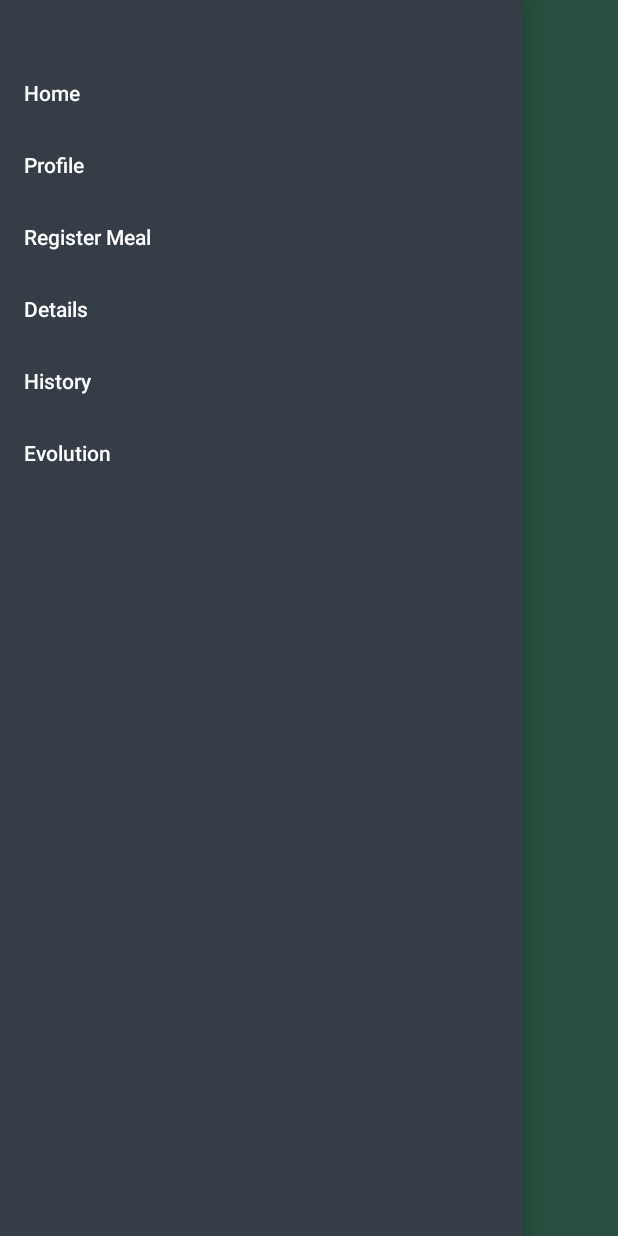
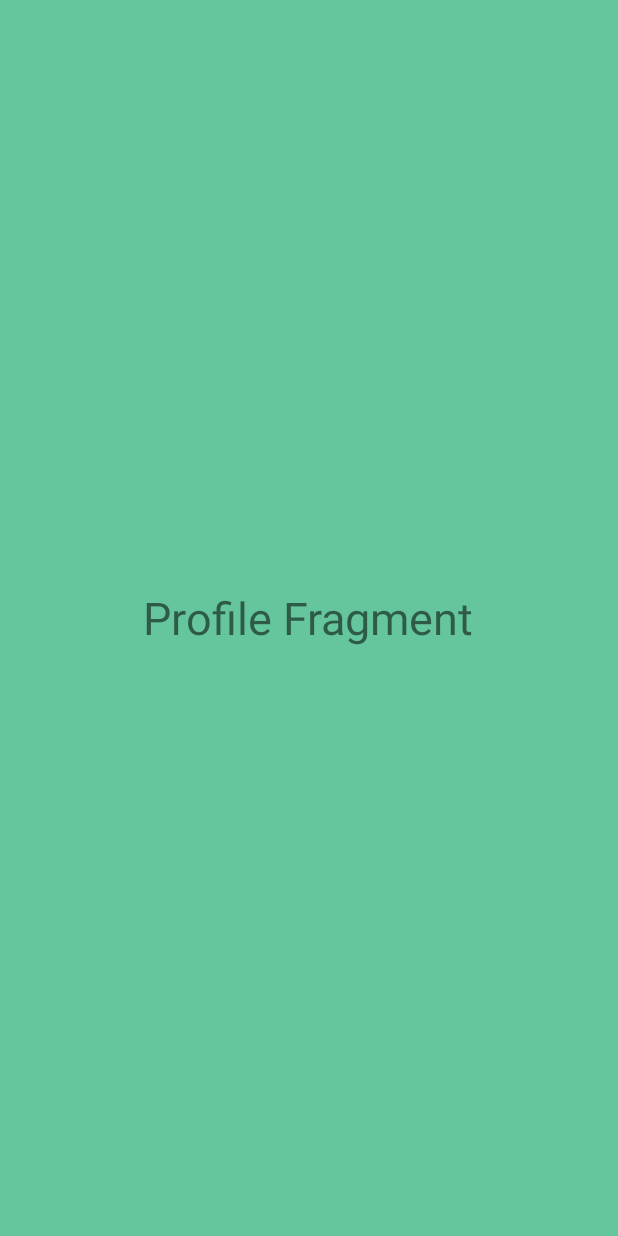
Before and after one commit to brunocaregnato/app-nutrition-basics, an Android app: the screen it shows after launch (MainActivity), in the side drawer, after a tap on "Profile", on a phone screen of 412 x 824 dp. Run offline under Robolectric (Android 15) with nearby library versions, the phone set to English and light mode, and no system bars.

Commit message:
add fragments

```diff
--- a/NutritionBasics/app/src/main/AndroidManifest.xml
+++ b/NutritionBasics/app/src/main/AndroidManifest.xml
@@ -9,13 +9,14 @@
         android:roundIcon="@mipmap/ic_launcher_round"
         android:supportsRtl="true"
         android:theme="@style/AppTheme">
-        <activity android:name=".MainActivity">
+        <activity android:name=".activities.MainActivity">
             <intent-filter>
                 <action android:name="android.intent.action.MAIN" />
 
                 <category android:name="android.intent.category.LAUNCHER" />
             </intent-filter>
         </activity>
+        <activity android:name=".activities.Home"></activity>
     </application>
 
 </manifest>
--- a/NutritionBasics/app/src/main/java/com/example/nutritionbasics/MainActivity.java
+++ b/NutritionBasics/app/src/main/java/com/example/nutritionbasics/activities/MainActivity.java
@@ -1,9 +1,10 @@
-package com.example.nutritionbasics;
+package com.example.nutritionbasics.activities;
 
 import androidx.annotation.NonNull;
 import androidx.appcompat.app.ActionBarDrawerToggle;
 import androidx.appcompat.app.AppCompatActivity;
 import androidx.appcompat.widget.Toolbar;
+import androidx.core.view.GravityCompat;
 import androidx.drawerlayout.widget.DrawerLayout;
 
 import android.annotation.SuppressLint;
@@ -11,6 +12,13 @@ import android.os.Bundle;
 import android.view.MenuItem;
 import android.widget.Toast;
 
+import com.example.nutritionbasics.R;
+import com.example.nutritionbasics.activities.fragments.Details;
+import com.example.nutritionbasics.activities.fragments.Evolution;
+import com.example.nutritionbasics.activities.fragments.History;
+import com.example.nutritionbasics.activities.fragments.Home;
+import com.example.nutritionbasics.activities.fragments.Profile;
+import com.example.nutritionbasics.activities.fragments.RegisterMeal;
 import com.google.android.material.navigation.NavigationView;
 
 public class MainActivity extends AppCompatActivity implements NavigationView.OnNavigationItemSelectedListener {
@@ -19,6 +27,7 @@ public class MainActivity extends AppCompatActivity implements NavigationView.On
     Toolbar toolbar;
     NavigationView navigationView;
     ActionBarDrawerToggle toggle;
+    private Home home;
 
     @SuppressLint("RestrictedApi")
     @Override
@@ -35,6 +44,7 @@ public class MainActivity extends AppCompatActivity implements NavigationView.On
         toggle = new ActionBarDrawerToggle(this, drawerLayout, toolbar, R.string.drawerOpen, R.string.drawerClose);
         drawerLayout.addDrawerListener(toggle);
         toggle.syncState();
+        navigationView.setNavigationItemSelectedListener(this);
     }
 
     @Override
@@ -42,25 +52,36 @@ public class MainActivity extends AppCompatActivity implements NavigationView.On
         switch (menuItem.getItemId()){
             case R.id.home:
                 Toast.makeText(MainActivity.this, "Home", Toast.LENGTH_LONG).show();
+                getSupportFragmentManager().beginTransaction().replace(R.id.fragment_container,
+                        new Home()).commit();
                 break;
             case R.id.profile:
                 Toast.makeText(MainActivity.this, "Profile", Toast.LENGTH_LONG).show();
+                getSupportFragmentManager().beginTransaction().replace(R.id.fragment_container,
+                        new Profile()).commit();
                 break;
             case R.id.registerMeal:
                 Toast.makeText(MainActivity.this, "Register Meal", Toast.LENGTH_LONG).show();
+                getSupportFragmentManager().beginTransaction().replace(R.id.fragment_container,
+                        new RegisterMeal()).commit();
                 break;
             case R.id.details:
                 Toast.makeText(MainActivity.this, "Details", Toast.LENGTH_LONG).show();
+                getSupportFragmentManager().beginTransaction().replace(R.id.fragment_container,
+                        new Details()).commit();
                 break;
             case R.id.history:
                 Toast.makeText(MainActivity.this, "History", Toast.LENGTH_LONG).show();
+                getSupportFragmentManager().beginTransaction().replace(R.id.fragment_container,
+                        new History()).commit();
                 break;
             case R.id.evolution:
                 Toast.makeText(MainActivity.this, "Evolution", Toast.LENGTH_LONG).show();
+                getSupportFragmentManager().beginTransaction().replace(R.id.fragment_container,
+                        new Evolution()).commit();
                 break;
-
-
         }
-        return false;
+        drawerLayout.closeDrawer(GravityCompat.START);
+        return true;
     }
 }
--- /dev/null
+++ b/NutritionBasics/app/src/main/java/com/example/nutritionbasics/activities/fragments/Home.java
@@ -0,0 +1,18 @@
+package com.example.nutritionbasics.activities.fragments;
+import android.os.Bundle;
+import android.view.LayoutInflater;
+import android.view.View;
+import android.view.ViewGroup;
+import androidx.annotation.Nullable;
+import androidx.fragment.app.Fragment;
+
+import com.example.nutritionbasics.R;
+
+public class Home extends Fragment {
+
+    @Nullable
+    @Override
+    public View onCreateView(LayoutInflater inflater, @Nullable ViewGroup container, @Nullable Bundle savedInstanceState) {
+        return inflater.inflate(R.layout.home_fragment, container, false);
+    }
+}
--- /dev/null
+++ b/NutritionBasics/app/src/main/java/com/example/nutritionbasics/activities/fragments/Profile.java
@@ -0,0 +1,20 @@
+package com.example.nutritionbasics.activities.fragments;
+
+import android.os.Bundle;
+import android.view.LayoutInflater;
+import android.view.View;
+import android.view.ViewGroup;
+
+import androidx.annotation.Nullable;
+import androidx.fragment.app.Fragment;
+
+import com.example.nutritionbasics.R;
+
+public class Profile extends Fragment {
+
+    @Nullable
+    @Override
+    public View onCreateView(LayoutInflater inflater, @Nullable ViewGroup container, @Nullable Bundle savedInstanceState) {
+        return inflater.inflate(R.layout.profile_fragment, container, false);
+    }
+}
--- a/NutritionBasics/app/src/main/res/layout/activity_main.xml
+++ b/NutritionBasics/app/src/main/res/layout/activity_main.xml
@@ -8,7 +8,7 @@
     android:id="@+id/drawer"
     android:background="@color/c1"
     android:layout_height="match_parent"
-    tools:context=".MainActivity">
+    tools:context=".activities.MainActivity">
 
     <RelativeLayout
         android:layout_width="match_parent"
@@ -19,6 +19,12 @@
             android:id="@+id/toolbar"
             android:background="@color/c1">
         </androidx.appcompat.widget.Toolbar>
+
+        <FrameLayout
+            android:id="@+id/fragment_container"
+            android:layout_width="match_parent"
+            android:layout_height="match_parent" />
+
     </RelativeLayout>
 
     <com.google.android.material.navigation.NavigationView
--- a/NutritionBasics/app/src/main/res/layout/header.xml
+++ b/NutritionBasics/app/src/main/res/layout/header.xml
@@ -1,7 +1,6 @@
 <?xml version="1.0" encoding="utf-8"?>
 <androidx.constraintlayout.widget.ConstraintLayout
     xmlns:android="http://schemas.android.com/apk/res/android"
-    xmlns:tools="http://schemas.android.com/tools"
     android:orientation="vertical"
     android:background="@color/c3"
     android:layout_width="match_parent"
--- /dev/null
+++ b/NutritionBasics/app/src/main/res/layout/profile_fragment.xml
@@ -0,0 +1,13 @@
+<?xml version="1.0" encoding="utf-8"?>
+<RelativeLayout xmlns:android="http://schemas.android.com/apk/res/android"
+    android:layout_width="match_parent"
+    android:layout_height="match_parent"
+    android:background="@color/c1">
+
+    <TextView
+        android:layout_width="wrap_content"
+        android:layout_height="wrap_content"
+        android:layout_centerInParent="true"
+        android:text="Profile Fragment"
+        android:textSize="30sp" />
+</RelativeLayout>
```
Also changed, not shown: NutritionBasics/app/build.gradle (+5 -2 lines), NutritionBasics/app/src/main/java/com/example/nutritionbasics/activities/fragments/Details.java (added, +20 -0 lines), NutritionBasics/app/src/main/java/com/example/nutritionbasics/activities/fragments/Evolution.java (added, +20 -0 lines), NutritionBasics/app/src/main/java/com/example/nutritionbasics/activities/fragments/History.java (added, +20 -0 lines), NutritionBasics/app/src/main/java/com/example/nutritionbasics/activities/fragments/RegisterMeal.java (added, +20 -0 lines), NutritionBasics/app/src/main/res/layout/details_fragment.xml (added, +13 -0 lines), NutritionBasics/app/src/main/res/layout/evolution_fragment.xml (added, +13 -0 lines), NutritionBasics/app/src/main/res/layout/history_fragment.xml (added, +13 -0 lines), NutritionBasics/app/src/main/res/layout/home_fragment.xml (added, +13 -0 lines), NutritionBasics/app/src/main/res/layout/register_meal_fragment.xml (added, +13 -0 lines).
